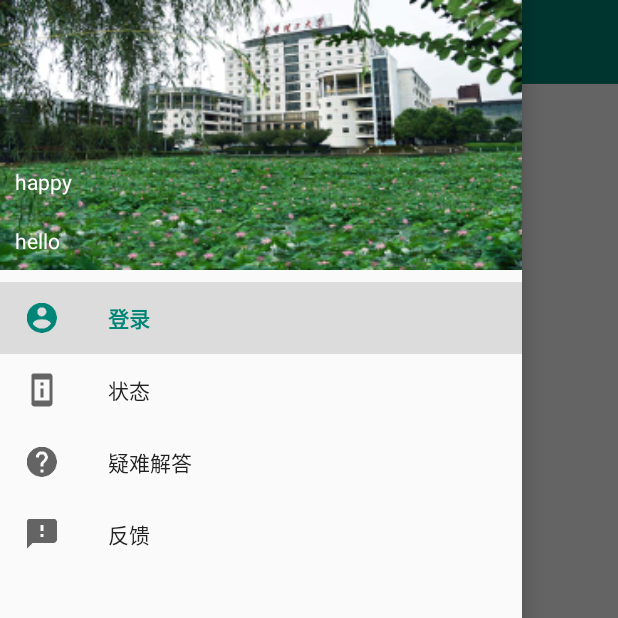
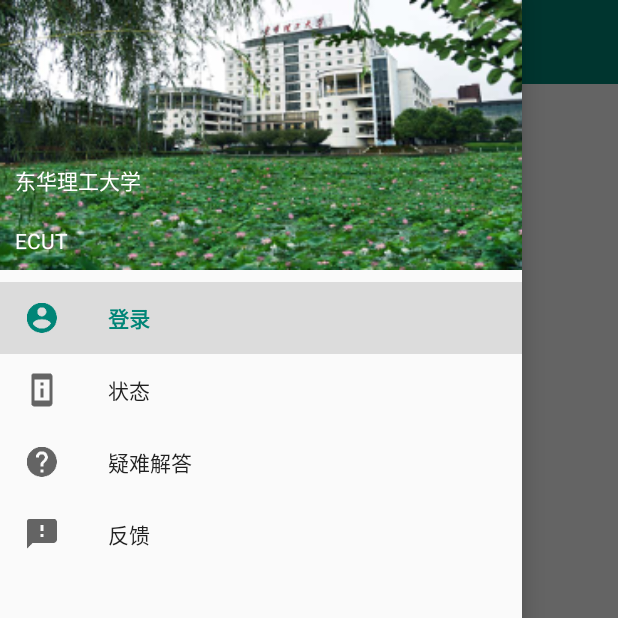
Before and after one commit to Taylorhd/ECUIWifiConnector, an Android app: the screen it shows after launch (LoginActivity), with the side drawer open, on a phone screen of 412 x 824 dp, the top half of it. Run offline under Robolectric (Android 15) with nearby library versions, the phone set to English and light mode, and no system bars.

```diff
--- a/app/src/main/res/layout/nav_header.xml
+++ b/app/src/main/res/layout/nav_header.xml
@@ -17,7 +17,7 @@
         android:layout_width="wrap_content"
         android:layout_height="wrap_content"
         android:layout_alignParentBottom="true"
-        android:text="hello "
+        android:text="ECUT "
         android:textColor="#FFF"
         android:textSize="14sp" />
 
@@ -27,7 +27,7 @@
         android:layout_width="wrap_content"
         android:layout_height="wrap_content"
         android:layout_above="@id/mail"
-        android:text="happy"
+        android:text="东华理工大学"
         android:textColor="#FFF"
         android:textSize="14sp" />
 </RelativeLayout>
--- a/app/src/main/res/values/strings.xml
+++ b/app/src/main/res/values/strings.xml
@@ -1,3 +1,3 @@
 <resources>
-    <string name="app_name">ECUTwifiConnector</string>
+    <string name="app_name">ECUT WiFi</string>
 </resources>
```
Also changed, not shown: app/src/main/AndroidManifest.xml (+13 -6 lines), app/src/main/java/cora/com/ecutwificonnector/LoginActivity.java (+2 -7 lines).
